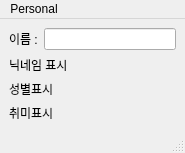
Qt form code_expert/Qt_PyQt_Lab/practice_pyqt/EX04-17/main_wnd.ui (clap-min99/sys_semicon) before a commit.
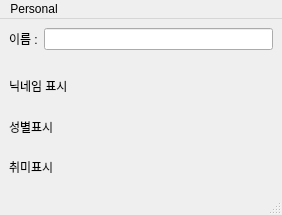
The same form after that commit.

The edit to the form file:
```diff
--- a/code_expert/Qt_PyQt_Lab/practice_pyqt/EX04-17/main_wnd.ui
+++ b/code_expert/Qt_PyQt_Lab/practice_pyqt/EX04-17/main_wnd.ui
@@ -6,8 +6,8 @@
    <rect>
     <x>0</x>
     <y>0</y>
-    <width>185</width>
-    <height>134</height>
+    <width>282</width>
+    <height>215</height>
    </rect>
   </property>
   <property name="windowTitle">
@@ -57,8 +57,8 @@
     <rect>
      <x>0</x>
      <y>0</y>
-     <width>185</width>
-     <height>20</height>
+     <width>282</width>
+     <height>21</height>
     </rect>
    </property>
    <widget class="QMenu" name="menuPersonal">
```
